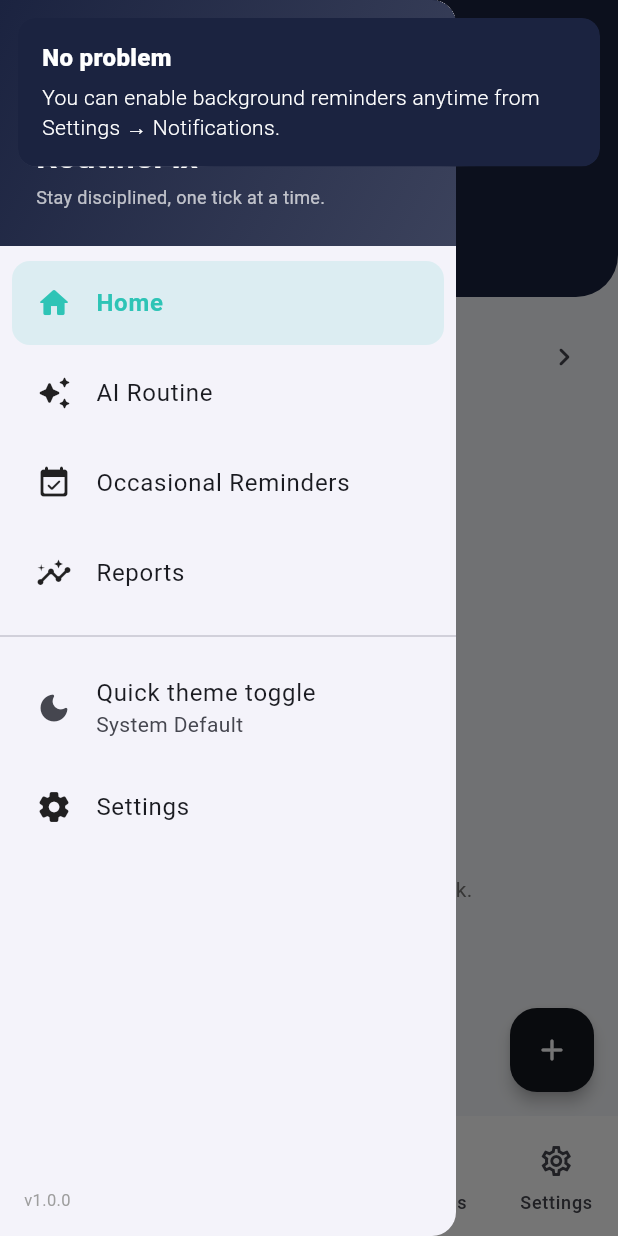
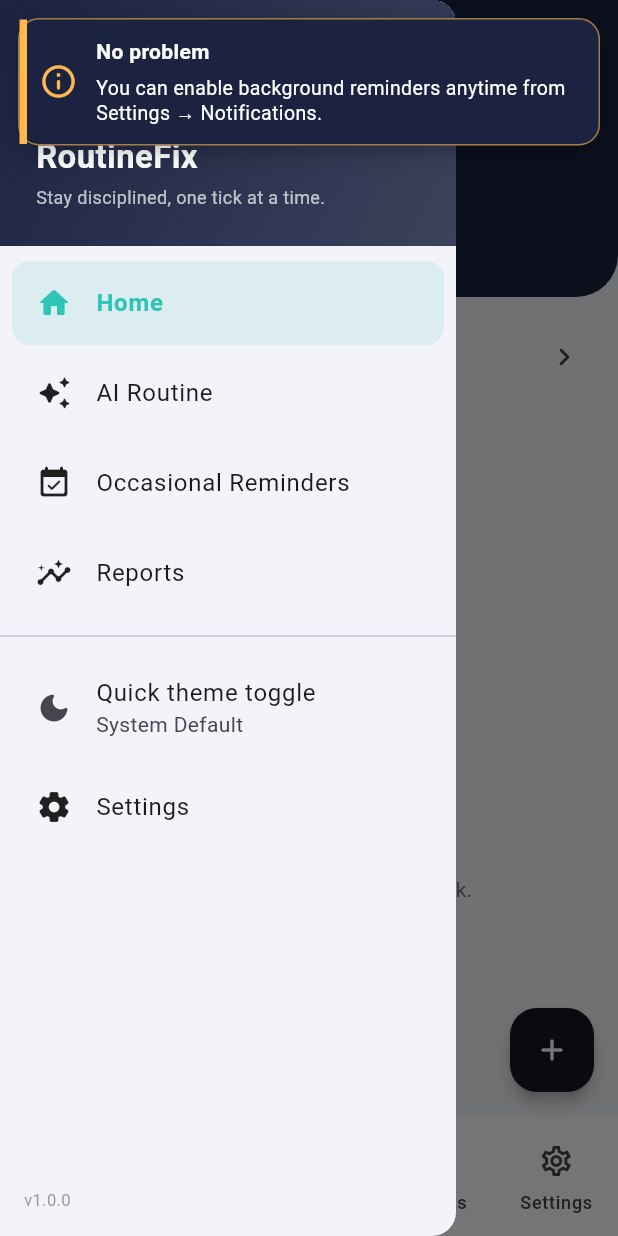
Before and after one commit to Ahsan-Javed5/routine_fix, a Flutter app: the screen it shows after launch, in the side drawer, after a tap on the "chevron right" icon, on a phone screen of 412 x 824 dp. Run offline on Flutter 3.47's test engine with Material 3 defaults, Android fonts, the phone set to English and light mode, and no system bars; our stand-ins replace connectivity_plus, file_picker, fl_chart, flutter_dotenv, flutter_local_notifications, flutter_timezone and 7 more.

Commit message:
custom snackbar added

```diff
--- a/lib/main.dart
+++ b/lib/main.dart
@@ -4,6 +4,7 @@ import 'package:get/get.dart';
 import 'package:get_storage/get_storage.dart';
 import 'package:google_mobile_ads/google_mobile_ads.dart';
 import 'package:routine_fix/services/ad_service.dart';
+import 'package:routine_fix/utils/custom_snackbar.dart';
 import 'app/routes/app_pages.dart';
 import 'app/routes/app_routes.dart';
 import 'app/bindings/initial_binding.dart';
@@ -40,6 +41,7 @@ class MyApp extends StatelessWidget {
           theme: AppTheme.light(),
           darkTheme: AppTheme.dark(),
           themeMode: themeController.themeMode.value.toThemeMode(),
+          routingCallback: CustomSnackbar.onRouteChange,
           initialRoute: AppRoutes.home,
           initialBinding: InitialBinding(),
           getPages: AppPages.pages,
--- a/lib/services/battery_prompt_service.dart
+++ b/lib/services/battery_prompt_service.dart
@@ -3,6 +3,7 @@ import 'package:flutter/services.dart';
 import 'package:get/get.dart';
 import 'package:get_storage/get_storage.dart';
 import 'package:permission_handler/permission_handler.dart';
+import 'package:routine_fix/utils/custom_snackbar.dart';
 import '../utils/app_theme.dart';
 
 class BatteryPromptService {
@@ -39,15 +40,9 @@ class BatteryPromptService {
           _countKey, maxPrompts); // user maan gaya, ab nahi poochna
       await openAppSettings();
     } else {
-      Get.snackbar(
+      CustomSnackbar.info(
         'No problem',
         'You can enable background reminders anytime from Settings → Notifications.',
-        snackPosition: SnackPosition.TOP,
-        backgroundColor: AppColors.inkNavy,
-        colorText: Colors.white,
-        margin: const EdgeInsets.all(12),
-        borderRadius: 12,
-        duration: const Duration(seconds: 4),
       );
     }
   }
@@ -55,12 +50,10 @@ class BatteryPromptService {
   /// Settings se trigger — counter se independent.
   Future<void> promptFromSettings() async {
     if (await _isUnrestricted()) {
-      Get.snackbar('All set', 'Background reminders are already enabled.',
-          snackPosition: SnackPosition.TOP,
-          backgroundColor: AppColors.inkNavy,
-          colorText: Colors.white,
-          margin: const EdgeInsets.all(12),
-          borderRadius: 12);
+      CustomSnackbar.info(
+        'All set',
+        'Background reminders are already enabled.',
+      );
       return;
     }
     final accepted = await _showExplainerDialog();
--- /dev/null
+++ b/lib/utils/custom_snackbar.dart
@@ -0,0 +1,132 @@
+import 'package:flutter/material.dart';
+import 'package:get/get.dart';
+import 'app_theme.dart';
+
+class CustomSnackbar {
+  CustomSnackbar._();
+
+  static DateTime? _shownAt;
+
+  static void error(
+    String title,
+    String message, {
+    IconData? icon,
+    Duration? duration,
+    SnackPosition? position,
+  }) {
+    _show(
+      title: title,
+      message: message,
+      accent: AppColors.emberCoral,
+      icon: icon ?? Icons.error_outline_rounded,
+      duration: duration ?? const Duration(seconds: 4),
+      position: position,
+    );
+  }
+
+  static void success(
+    String title,
+    String message, {
+    IconData? icon,
+    Duration? duration,
+    SnackPosition? position,
+  }) {
+    _show(
+      title: title,
+      message: message,
+      accent: AppColors.signalTeal,
+      icon: icon ?? Icons.check_circle_outline_rounded,
+      duration: duration ?? const Duration(seconds: 3),
+      position: position,
+    );
+  }
+
+  static void info(
+    String title,
+    String message, {
+    IconData? icon,
+    Duration? duration,
+    SnackPosition? position,
+  }) {
+    _show(
+      title: title,
+      message: message,
+      accent: AppColors.amberGold,
+      icon: icon ?? Icons.info_outline_rounded,
+      duration: duration ?? const Duration(seconds: 3),
+      position: position,
+    );
+  }
+
+  /// Currently visible snackbar (aur queue) foran band kar deta hai.
+  static void dismiss() {
+    if (Get.isSnackbarOpen) {
+      Get.closeAllSnackbars();
+    }
+  }
+
+  static void onRouteChange(Routing? routing) {
+    final shownAt = _shownAt;
+    if (shownAt != null &&
+        DateTime.now().difference(shownAt) <
+            const Duration(milliseconds: 600)) {
+      return;
+    }
+    dismiss();
+  }
+
+  static Future<void> _show({
+    required String title,
+    required String message,
+    required Color accent,
+    required IconData icon,
+    required Duration duration,
+    SnackPosition? position,
+  }) async {
+    if (Get.isSnackbarOpen) {
+      await Get.closeCurrentSnackbar();
+    }
+    _shownAt = DateTime.now();
+
+    Get.snackbar(
+      title,
+      message,
+      titleText: Text(
+        title,
+        style: const TextStyle(
+          color: Colors.white,
+          fontWeight: FontWeight.w700,
+          fontSize: 14,
+        ),
+      ),
+      messageText: Text(
+        message,
+        style: const TextStyle(color: Colors.white, fontSize: 13, height: 1.3),
+      ),
+      icon: Icon(icon, color: accent, size: 26),
+      shouldIconPulse: false,
+      leftBarIndicatorColor: accent,
+      backgroundColor: AppColors.inkNavy,
+      borderColor: accent.withOpacity(0.6),
+      borderWidth: 1,
+      borderRadius: 14,
+      margin: const EdgeInsets.all(12),
+      padding: const EdgeInsets.symmetric(horizontal: 14, vertical: 12),
+      boxShadows: [
+        BoxShadow(
+          color: Colors.black.withOpacity(0.25),
+          blurRadius: 12,
+          offset: const Offset(0, 4),
+        ),
+      ],
+      snackPosition: position ?? SnackPosition.TOP,
+      duration: duration,
+      isDismissible: true,
+      barBlur: 0,
+      overlayBlur: 0,
+      forwardAnimationCurve: Curves.easeOutCubic,
+      reverseAnimationCurve: Curves.easeInCubic,
+      animationDuration: const Duration(milliseconds: 300),
+    );
+  }
+}
--- a/lib/views/add_task/add_task_view.dart
+++ b/lib/views/add_task/add_task_view.dart
@@ -3,6 +3,7 @@ import 'package:get/get.dart';
 import '../../controllers/task_controller.dart';
 import '../../models/task_model.dart';
 import '../../utils/app_theme.dart';
+import '../../utils/custom_snackbar.dart';
 
 class AddTaskView extends GetView<TaskController> {
   const AddTaskView({super.key, this.existingTask});
@@ -185,11 +186,12 @@ class AddTaskView extends GetView<TaskController> {
             child: FilledButton.icon(
               onPressed: () async {
                 if (titleCtrl.text.trim().isEmpty) {
-                  Get.snackbar('Missing title', 'Please enter a task title');
+                  CustomSnackbar.error(
+                      'Missing title', 'Please enter a task title');
                   return;
                 }
                 if (_requiresDate() && pickedDate.value == null) {
-                  Get.snackbar('Missing date',
+                  CustomSnackbar.error('Missing date',
                       'One-time / non-repeating tasks need a task date, otherwise they will never appear on any day.');
                   return;
                 }
```
Also changed, not shown: lib/services/ad_service.dart (+5 -2 lines), lib/views/ai_routine/ai_preview_view.dart (+13 -7 lines), lib/views/ai_routine/ai_routine_view.dart (+8 -7 lines), lib/views/settings/settings_view.dart (+4 -16 lines).
